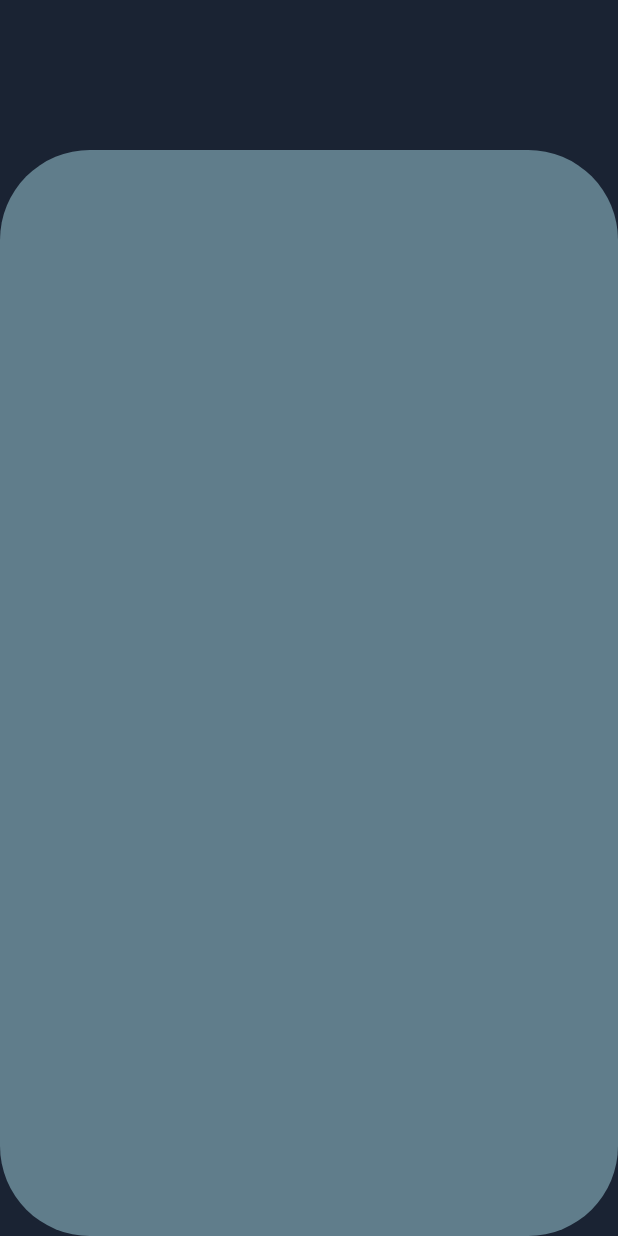
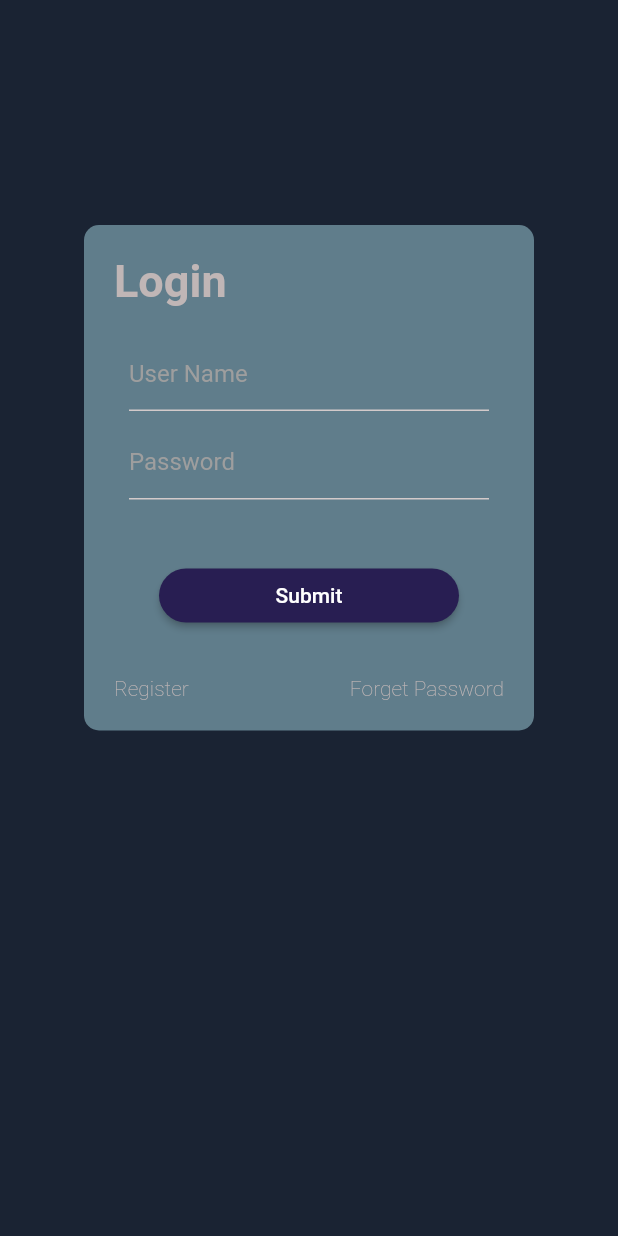
Before and after one commit to hmyunis/flutter-2024-proj-riverpod, a Flutter app: the LoginPage screen opened directly, on a phone screen of 412 x 824 dp. Run offline on Flutter 3.47's test engine with Material 3 defaults, Android fonts, the phone set to English and light mode, and no system bars.

Commit message:
Update loginPage

```diff
--- a/lib/presentation/screens/loginPage.dart
+++ b/lib/presentation/screens/loginPage.dart
@@ -1,3 +1,6 @@
+import 'dart:math';
+
+import 'package:flutter/cupertino.dart';
 import 'package:flutter/material.dart';
 import 'package:flutter/widgets.dart';
 
@@ -15,27 +18,110 @@ class LoginPage extends StatelessWidget {
   Widget build(BuildContext context) {
     return Scaffold(
       body: Container(
+        width: double.infinity,
         color: const Color.fromARGB(255, 26, 35, 51),
         child:  Column(
           crossAxisAlignment: CrossAxisAlignment.start,
           children: [
           const SizedBox(height: 100,),
-          Expanded(child: Container(
+          Stack(
+            children: [
+              Container(
+                margin: const EdgeInsets.fromLTRB(0, 50, 0, 0),
+                child: Center(
+
+                  child: Container(
+                  width: 300.0,
                   decoration: const BoxDecoration(
                     color: Colors.blueGrey,
-              borderRadius: BorderRadius.all(Radius.circular(60))
+                    borderRadius: BorderRadius.all(Radius.circular(10))
 
                   ),
                   child:  Padding(padding: const EdgeInsets.all(20) ,
                   child: Column(children: [
-              const SizedBox(height: 60,),
+                    const Row(children: [Text("Login",
+                    style: TextStyle(fontSize: 30, color: Color.fromARGB(255, 192, 182, 182), fontWeight: FontWeight.bold,)),],),
+                    const SizedBox(height: 10,),
                     Container(
+                      padding: const EdgeInsets.all(10.0),
                     decoration: const BoxDecoration(
-                boxShadow: [BoxShadow(color: Color.fromARGB(255, 145, 131, 131), blurRadius: 20, offset: Offset(0, 10))]
+                      color: Colors.blueGrey,
                     ),
-            )],),
+                    child:  Column(children: [Container(
+                      decoration: const BoxDecoration(border: Border(bottom: BorderSide(color: Color.fromARGB(255, 211, 202, 202)))
+
                       ),
-            ))
+                      child: const TextField(
+                        decoration: InputDecoration(
+                          hintText: "User Name",
+                          hintStyle: TextStyle(color: Colors.grey),
+                          border: InputBorder.none,
+
+                        ),
+                      ),
+                    ),
+                    const SizedBox(height: 10,),
+                    Container(
+                      decoration: const BoxDecoration(border: Border(bottom: BorderSide(color: Color.fromARGB(255, 211, 202, 202)))
+
+                      ),
+                      child: const TextField(
+                        decoration: InputDecoration(
+                          hintText: "Password",
+                          hintStyle: TextStyle(color: Colors.grey),
+                          border: InputBorder.none,
+
+                        ),
+                      ),
+                    ),
+                    const SizedBox(height: 40),
+                     Center(
+
+                      child:Container(
+                        width: 200,
+                        child: ElevatedButton(onPressed: ()=>{},
+
+                        style: ElevatedButton.styleFrom(
+                          backgroundColor:const Color.fromARGB(255, 40, 30, 82),
+                          shape: const StadiumBorder(),
+
+                        ),
+                        child: const Text("Submit",
+                        style: TextStyle(color: Colors.white),)),
+                      ),
+
+                      ),
+                    ],),
+
+                  ),
+                  const SizedBox(height: 20,),
+                   const Row(
+                    mainAxisAlignment: MainAxisAlignment.spaceBetween,
+                    children: [
+                      Text("Register",
+                      style: TextStyle(color:Color.fromARGB(255, 192, 182, 182), fontWeight: FontWeight.w100),),
+                       Text("Forget Password", style: TextStyle(color: Color.fromARGB(255, 192, 182, 182), fontWeight: FontWeight.w100),),
+                    ],
+                  )
+                  ],),
+                  ),
+                  ),),
+              ),
+              /*
+              Positioned(
+                top: 10,
+                left: 70,
+                child: Container(
+                  width: 100,
+                  height: 100,
+                  decoration: const BoxDecoration(
+                    color: Color.fromARGB(90, 132, 0, 255),
+                    shape: BoxShape.circle
+                  )
+                  */
+          ]),
+          const Expanded(
+            child: SizedBox(height: 10,))
         ],),
       )
     );
```
Lines whose indentation alone changed are shown as unchanged.
